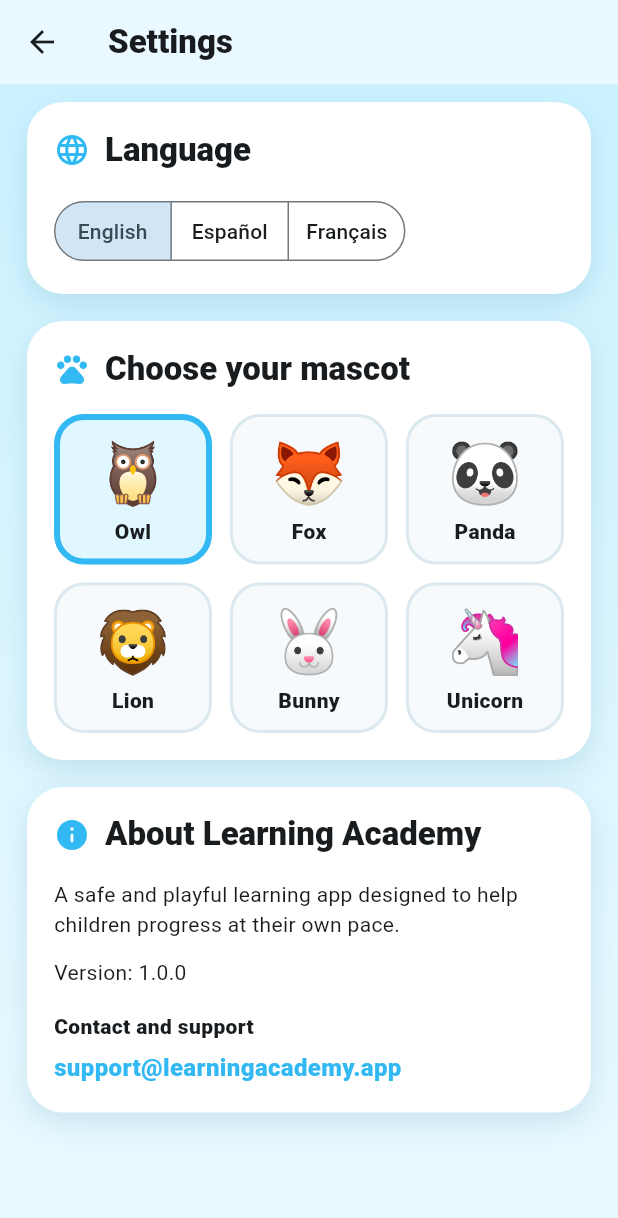
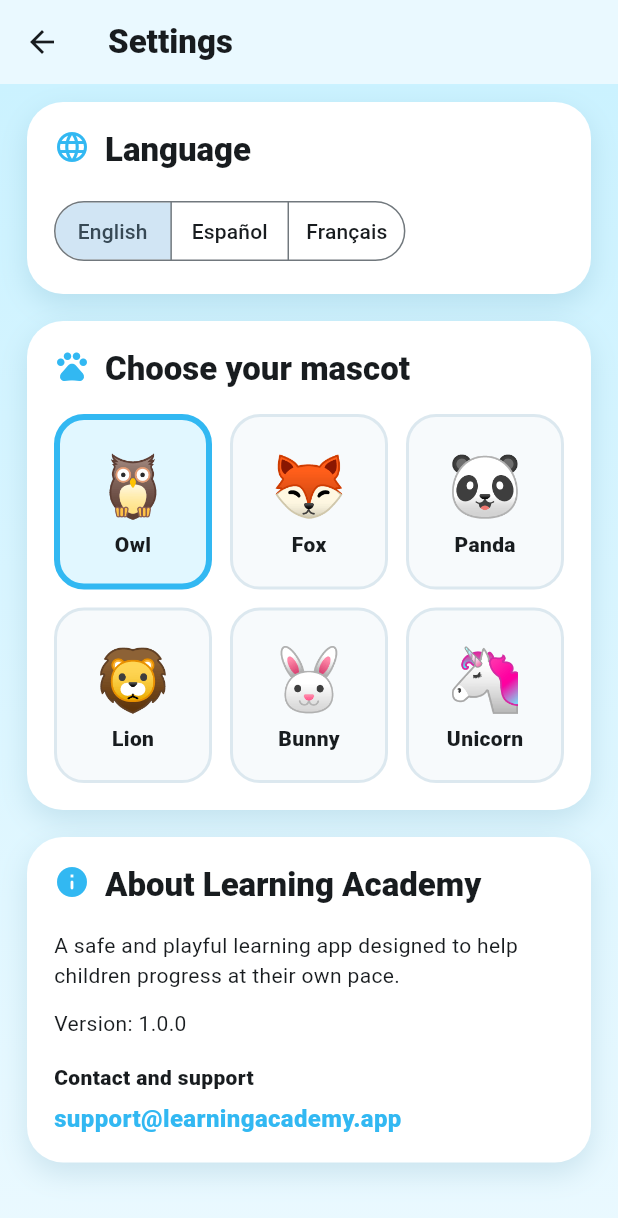
Before and after one commit to avieitez/Learning-Academy, a Flutter app: the SettingsScreen screen opened by its route, on a phone screen of 412 x 824 dp. Shown: the top 1218 px of the screen. Run offline on Flutter 3.47's test engine with Material 3 defaults, Android fonts, the phone set to English and light mode, and no system bars; our stand-ins replace shared_preferences; accounts and stored records are empty; Roboto replaces fonts that are missing (Arial).

Commit message:
Updating Seetings.

```diff
--- a/lib/settings/presentation/settings_screen.dart
+++ b/lib/settings/presentation/settings_screen.dart
@@ -61,7 +61,7 @@ class SettingsScreen extends StatelessWidget {
                   crossAxisCount: 3,
                   mainAxisSpacing: 12,
                   crossAxisSpacing: 12,
-                  childAspectRatio: 1.05,
+                  childAspectRatio: .9,
                 ),
                 itemBuilder: (context, index) {
                   final mascot = Mascot.values[index];
@@ -147,10 +147,18 @@ class _SettingsSection extends StatelessWidget {
       crossAxisAlignment: CrossAxisAlignment.start,
       children: [
         Row(
+          crossAxisAlignment: CrossAxisAlignment.start,
           children: [
             Icon(icon, color: AppColors.blue),
             const SizedBox(width: 10),
-            Text(title, style: Theme.of(context).textTheme.titleLarge),
+            Expanded(
+              child: Text(
+                title,
+                maxLines: 2,
+                overflow: TextOverflow.ellipsis,
+                style: Theme.of(context).textTheme.titleLarge,
+              ),
+            ),
           ],
         ),
         const SizedBox(height: 16),
```
Also changed, not shown: 1 other file.
